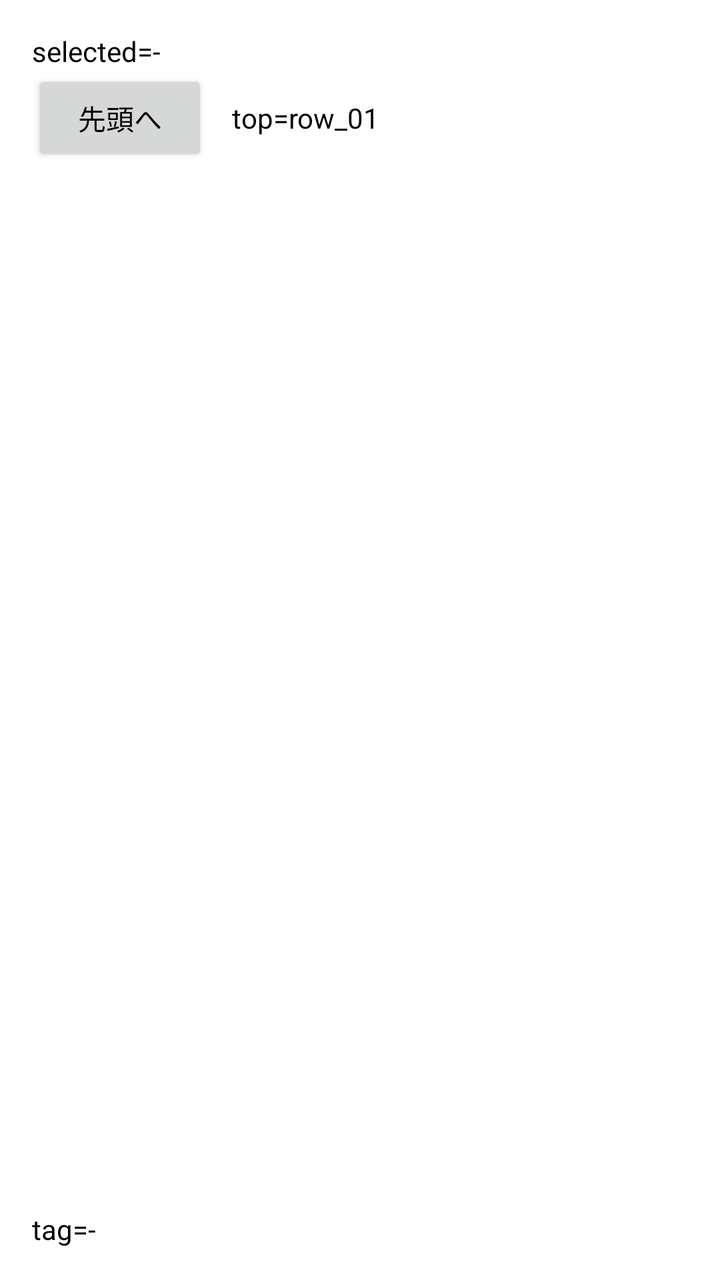
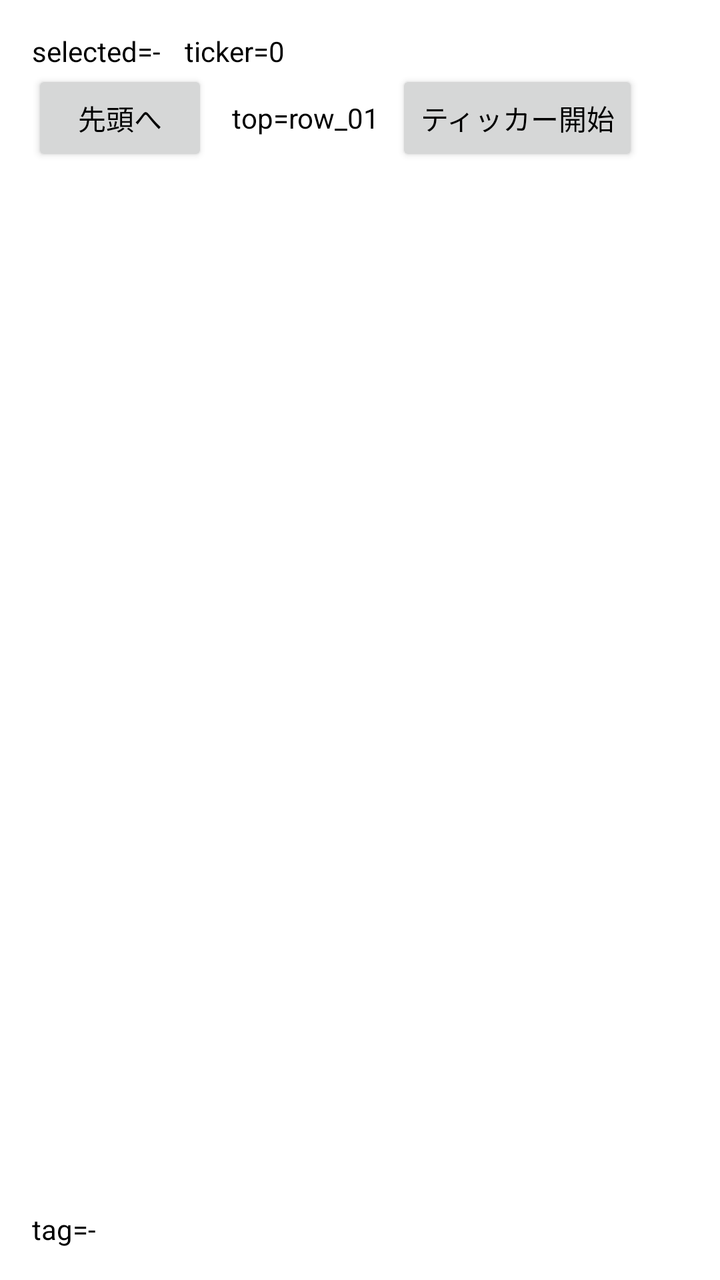

The first picture is an Android layout as it rendered before a commit; the second is the same layout after the commit. The layout source and the unified diff follow.
<!-- AndroidManifest.xml: application theme Theme.FTE2E -->
<!-- res/layout/screen_scroll.xml -->
<?xml version="1.0" encoding="utf-8"?>
<LinearLayout xmlns:android="http://schemas.android.com/apk/res/android"
    android:layout_width="match_parent"
    android:layout_height="match_parent"
    android:orientation="vertical"
    android:padding="16dp">

    <TextView
        android:id="@+id/txt_row_selected"
        android:layout_width="wrap_content"
        android:layout_height="wrap_content"
        android:text="selected=-" />

    
    <LinearLayout
        android:layout_width="wrap_content"
        android:layout_height="wrap_content"
        android:gravity="center_vertical"
        android:orientation="horizontal">

        <Button
            android:id="@+id/btn_scroll_top"
            android:layout_width="wrap_content"
            android:layout_height="wrap_content"
            android:minHeight="48dp"
            android:text="先頭へ" />

        <TextView
            android:id="@+id/txt_scroll_top"
            android:layout_width="wrap_content"
            android:layout_height="wrap_content"
            android:layout_marginStart="12dp"
            android:text="top=row_01" />
    </LinearLayout>

    <androidx.recyclerview.widget.RecyclerView
        android:id="@+id/list_rows"
        android:layout_width="match_parent"
        android:layout_height="0dp"
        android:layout_weight="1" />

    
    <androidx.recyclerview.widget.RecyclerView
        android:id="@+id/carousel_tags"
        android:layout_width="match_parent"
        android:layout_height="60dp" />

    <TextView
        android:id="@+id/txt_tag_selected"
        android:layout_width="wrap_content"
        android:layout_height="wrap_content"
        android:text="tag=-" />

</LinearLayout>
<!-- resources referenced by this layout -->
<resources>
  <style name="Theme.FTE2E" parent="Theme.AppCompat.DayNight.NoActionBar">
          <item name="android:windowBackground">@android:color/white</item>
          <item name="android:textColor">@android:color/black</item>
          
          <item name="android:textAllCaps">false</item>
          <item name="textAllCaps">false</item>
      </style>
</resources>

<!-- the commit's change to res/layout/screen_scroll.xml (unified diff, before → after) -->
@@ -5,11 +5,25 @@
     android:orientation="vertical"
     android:padding="16dp">
 
-    <TextView
-        android:id="@+id/txt_row_selected"
+    
+    <LinearLayout
         android:layout_width="wrap_content"
         android:layout_height="wrap_content"
-        android:text="selected=-" />
+        android:orientation="horizontal">
+
+        <TextView
+            android:id="@+id/txt_row_selected"
+            android:layout_width="wrap_content"
+            android:layout_height="wrap_content"
+            android:text="selected=-" />
+
+        <TextView
+            android:id="@+id/txt_ticker"
+            android:layout_width="wrap_content"
+            android:layout_height="wrap_content"
+            android:layout_marginStart="12dp"
+            android:text="ticker=0" />
+    </LinearLayout>
 
     
     <LinearLayout
@@ -31,6 +45,18 @@
             android:layout_height="wrap_content"
             android:layout_marginStart="12dp"
             android:text="top=row_01" />
+
+        
+        <Button
+            android:id="@+id/btn_ticker_toggle"
+            android:layout_width="wrap_content"
+            android:layout_height="wrap_content"
+            android:layout_marginStart="8dp"
+            android:minWidth="0dp"
+            android:minHeight="48dp"
+            android:paddingStart="12dp"
+            android:paddingEnd="12dp"
+            android:text="ティッカー開始" />
     </LinearLayout>
 
     <androidx.recyclerview.widget.RecyclerView
